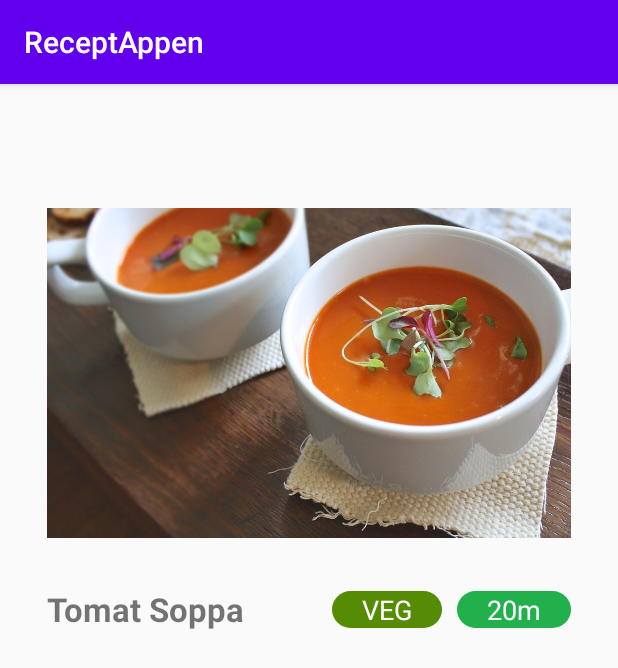
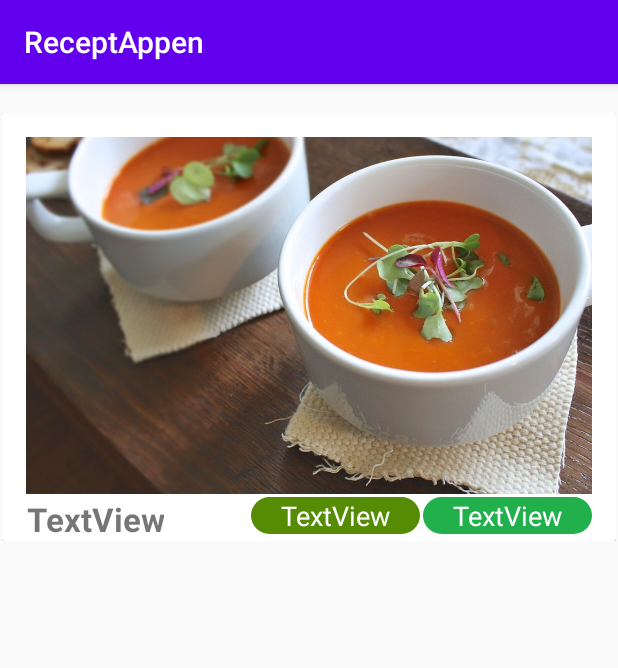
Before and after one commit to karlssonr/ReceptAppen, an Android app: the HomeScreenRecycle screen opened directly, with no data from a screen before it, on a phone screen of 412 x 824 dp. Shown: the top 668 px of the screen. Run offline under Robolectric (Android 15) with nearby library versions, the phone set to English and light mode, and no system bars; Roboto replaces fonts that are not available here.

Commit message:
added cardView

```diff
--- a/app/src/main/java/com/example/receptappen/MainAdapter.kt
+++ b/app/src/main/java/com/example/receptappen/MainAdapter.kt
@@ -24,10 +24,10 @@ class MainAdapter: RecyclerView.Adapter<CustomViewHolder>() {
 
     override fun onBindViewHolder(holder: CustomViewHolder, position: Int) {
         val recipeTitle = recipeTitles.get(position)
-        holder?.view?.textView_food_recipe_title.text = recipeTitle
+ /*       holder?.view?.textView_food_recipe_title.text = recipeTitle
         holder?.view?.textView_food_catagory.text = "VEG"
         holder?.view?.textView_time_to_cook.text = "20m"
-
+*/
 
 
     }
--- a/app/src/main/res/layout/food_recipe_row.xml
+++ b/app/src/main/res/layout/food_recipe_row.xml
@@ -1,22 +1,29 @@
 <?xml version="1.0" encoding="utf-8"?>
-<androidx.constraintlayout.widget.ConstraintLayout xmlns:android="http://schemas.android.com/apk/res/android"
+<FrameLayout xmlns:android="http://schemas.android.com/apk/res/android"
     xmlns:app="http://schemas.android.com/apk/res-auto"
     xmlns:tools="http://schemas.android.com/tools"
     android:layout_width="match_parent"
     android:layout_height="wrap_content">
 
+    <androidx.cardview.widget.CardView
+        android:layout_width="match_parent"
+        android:layout_height="wrap_content">
+
+        <androidx.constraintlayout.widget.ConstraintLayout
+            android:layout_width="match_parent"
+            android:layout_height="match_parent">
+
+
             <ImageView
                 android:id="@+id/image_food_recipe"
                 android:layout_width="0dp"
-        android:layout_height="280dp"
-        android:layout_marginStart="30dp"
-        android:layout_marginTop="30dp"
-        android:layout_marginEnd="30dp"
+                android:layout_height="wrap_content"
+                android:layout_marginStart="16dp"
+                android:layout_marginTop="16dp"
+                android:layout_marginEnd="16dp"
                 android:adjustViewBounds="true"
                 android:contentDescription="image"
-        app:layout_constraintBottom_toTopOf="@+id/textView_food_recipe_title"
                 app:layout_constraintEnd_toEndOf="parent"
-        app:layout_constraintHorizontal_bias="1.0"
                 app:layout_constraintStart_toStartOf="parent"
                 app:layout_constraintTop_toTopOf="parent"
                 app:srcCompat="@drawable/tomatsoppa" />
@@ -25,13 +32,13 @@
                 android:id="@+id/textView_food_recipe_title"
                 android:layout_width="wrap_content"
                 android:layout_height="wrap_content"
-        android:layout_marginStart="30dp"
+                android:layout_marginStart="16dp"
+                android:layout_marginTop="2dp"
                 android:fontFamily="Josefin Sans"
                 android:text="TextView"
                 android:textAlignment="center"
                 android:textSize="22sp"
                 android:textStyle="bold"
-        app:layout_constraintBottom_toBottomOf="parent"
                 app:layout_constraintStart_toStartOf="parent"
                 app:layout_constraintTop_toBottomOf="@+id/image_food_recipe" />
 
@@ -39,9 +46,8 @@
                 android:id="@+id/textView_food_catagory"
                 android:layout_width="wrap_content"
                 android:layout_height="wrap_content"
-        android:layout_marginTop="5dp"
-        android:layout_marginEnd="10dp"
-        android:layout_marginBottom="5dp"
+                android:layout_marginTop="2dp"
+                android:layout_marginEnd="2dp"
                 android:background="@drawable/round_corner_veg"
                 android:fontFamily="Acumin Pro"
                 android:paddingHorizontal="20dp"
@@ -50,7 +56,6 @@
                 android:textAlignment="center"
                 android:textColor="@android:color/white"
                 android:textSize="18sp"
-        app:layout_constraintBottom_toBottomOf="parent"
                 app:layout_constraintEnd_toStartOf="@+id/textView_time_to_cook"
                 app:layout_constraintTop_toBottomOf="@+id/image_food_recipe" />
 
@@ -58,18 +63,23 @@
                 android:id="@+id/textView_time_to_cook"
                 android:layout_width="wrap_content"
                 android:layout_height="wrap_content"
-        android:layout_marginTop="5dp"
-        android:layout_marginEnd="30dp"
-        android:layout_marginBottom="5dp"
+                android:layout_marginTop="2dp"
+                android:layout_marginEnd="16dp"
+                android:background="@drawable/round_corner_cook_time"
                 android:fontFamily="Acumin Pro"
+                android:paddingHorizontal="20dp"
+                android:paddingVertical="0dp"
                 android:text="TextView"
                 android:textAlignment="center"
+                android:textColor="@android:color/white"
                 android:textSize="18sp"
-        android:textColor="@android:color/white"
-        android:paddingHorizontal="20dp"
-        android:paddingVertical="0dp"
-        android:background="@drawable/round_corner_cook_time"
-        app:layout_constraintBottom_toBottomOf="parent"
                 app:layout_constraintEnd_toEndOf="parent"
                 app:layout_constraintTop_toBottomOf="@+id/image_food_recipe" />
+
+
+
         </androidx.constraintlayout.widget.ConstraintLayout>
+
+    </androidx.cardview.widget.CardView>
+
+</FrameLayout>
```
Lines whose indentation alone changed are shown as unchanged.
